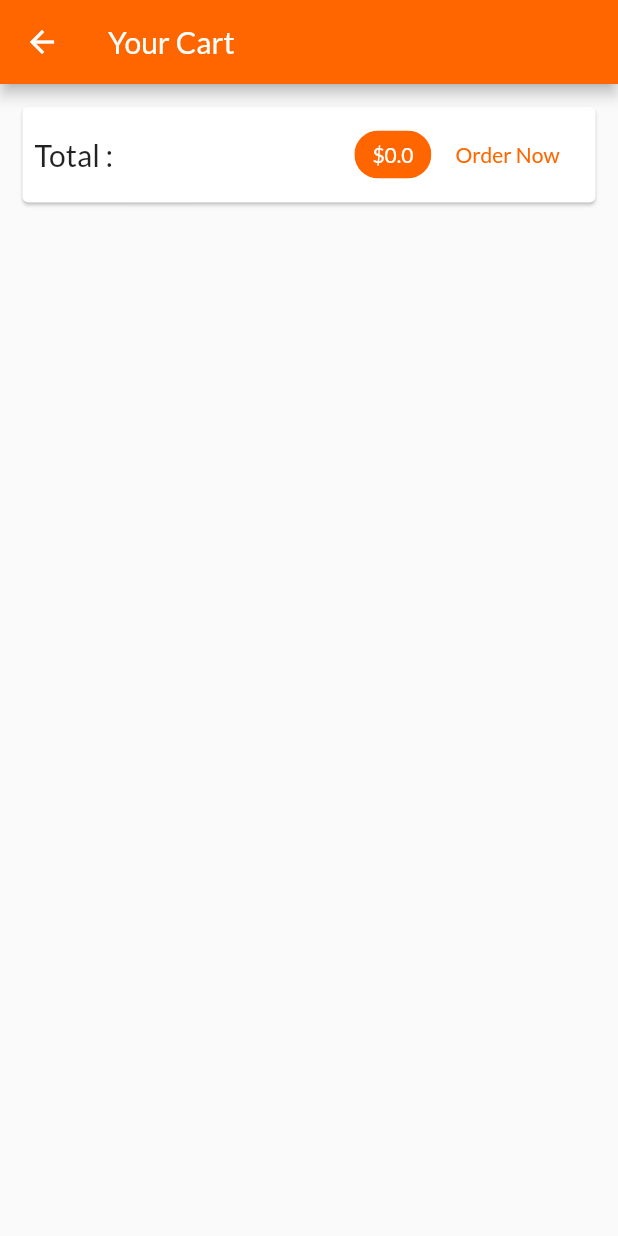
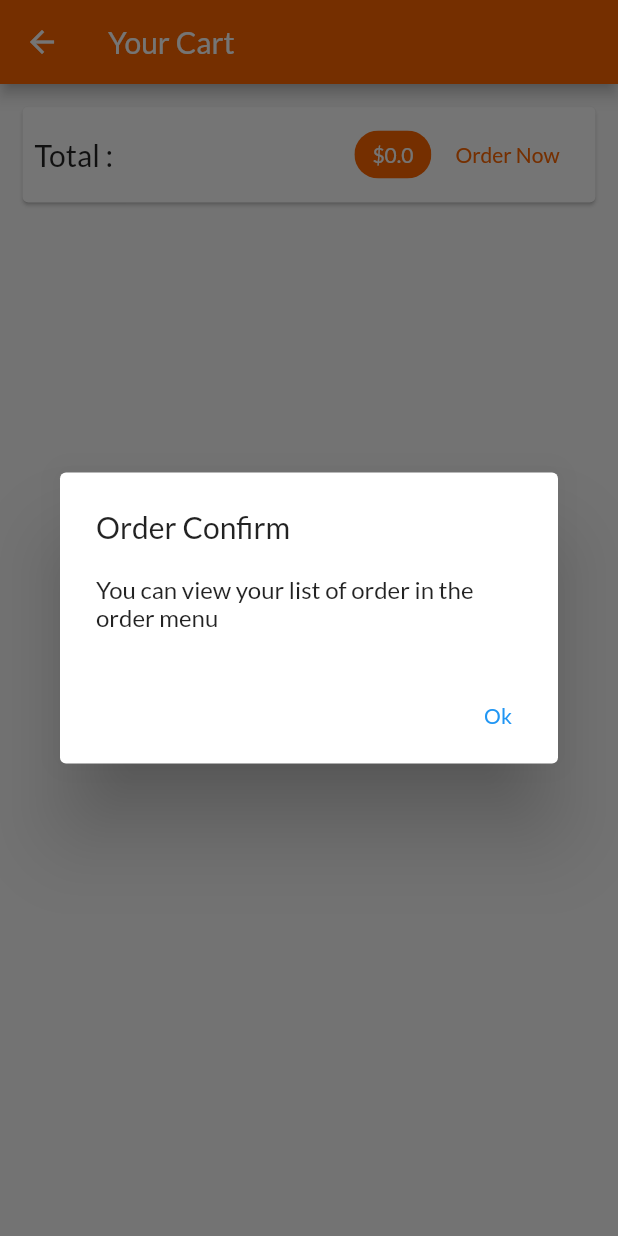
Before and after one commit to absolute-zer013/shop_app, a Flutter app: the CartScreen screen opened by its route, after a tap on "Order Now", on a phone screen of 412 x 824 dp. Run offline on Flutter 3.47's test engine with Material 2 defaults, Android fonts, the phone set to English and light mode, and no system bars; network calls fail.

Commit message:
Dialog Screen on the cart screen fix

```diff
--- a/lib/screens/cart_screen.dart
+++ b/lib/screens/cart_screen.dart
@@ -7,7 +7,6 @@ import '../providers/orders.dart';
 
 //Widgets
 import '../widgets/cart_item.dart';
-import '../widgets/confirm_dialog_KIV.dart';
 
 class CartScreen extends StatelessWidget {
   static const routeName = '/cart';
@@ -55,6 +54,7 @@ class CartScreen extends StatelessWidget {
                       cart.totalAmount,
                     );
                     cart.clear();
+                    showAlertDialog(context);
                   },
                   child: Text('Order Now'),
                   textColor: Theme.of(context).primaryColor,
@@ -81,4 +81,26 @@ class CartScreen extends StatelessWidget {
       ]),
     );
   }
+
+  void showAlertDialog(BuildContext context) => showDialog(
+        context: context,
+        builder: (ctx) => AlertDialog(
+          title: Text('Order Confirm'),
+          content: SingleChildScrollView(
+            child: ListBody(
+              children: <Widget>[
+                Text('You can view your list of order in the order menu'),
+              ],
+            ),
+          ),
+          actions: <Widget>[
+            TextButton(
+              child: Text('Ok'),
+              onPressed: () {
+                Navigator.of(context).pop();
+              },
+            )
+          ],
+        ),
+      );
 }
```
